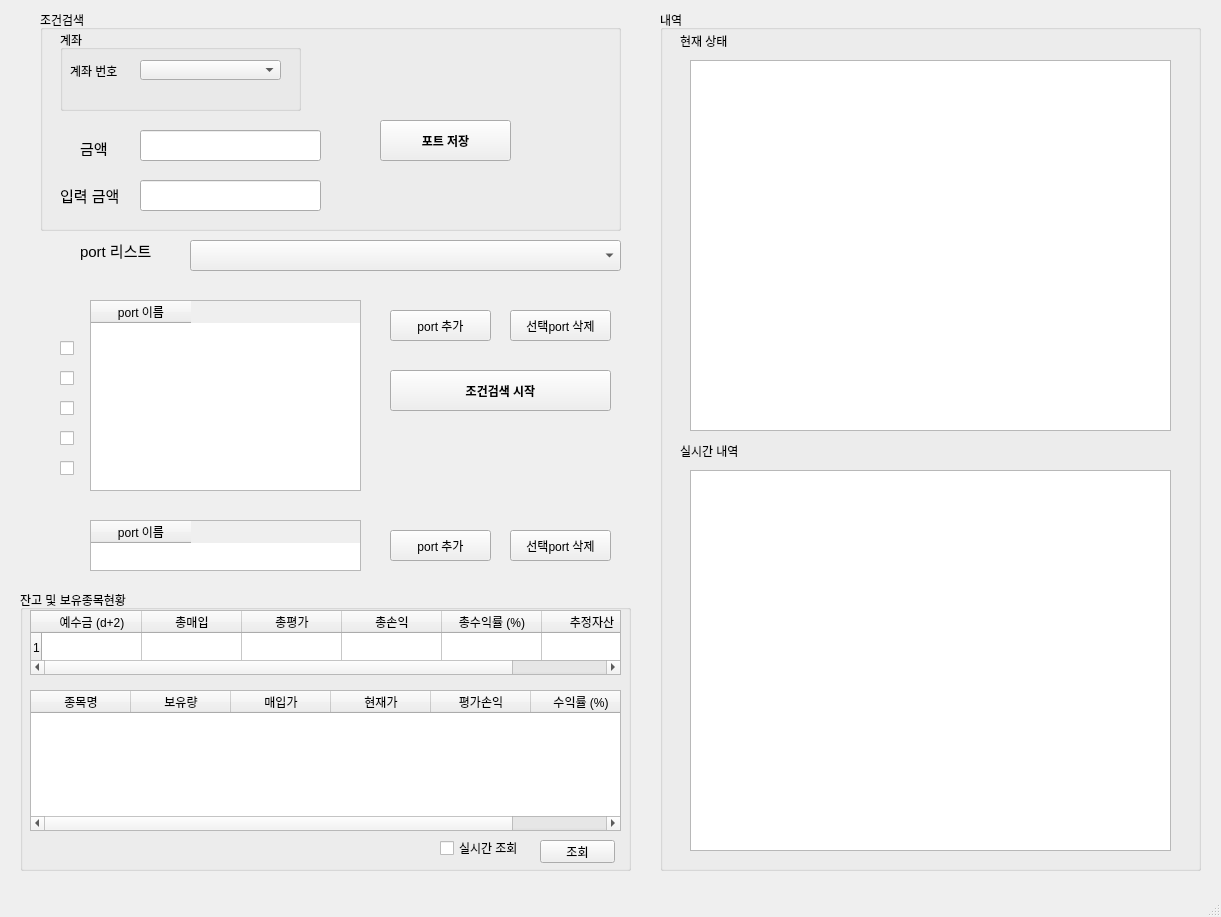
Above: exam_2.ui from sungju1572/auto_trade_4 before the change. Below: the same form after it.
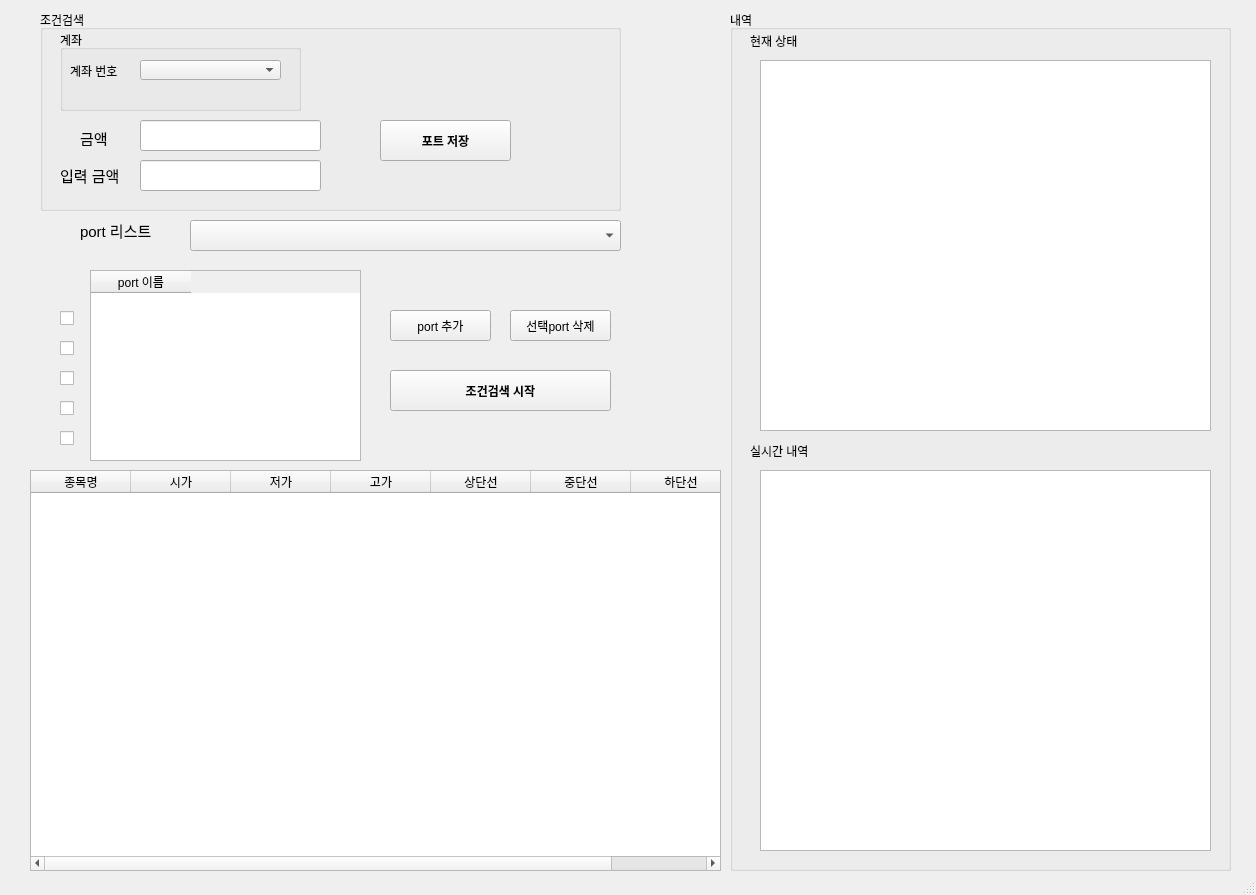
That is the form after the change. Icons and pictures are not drawn.

Commit message: ui 수정:

What changed in the file:
```diff
--- a/exam_2.ui
+++ b/exam_2.ui
@@ -6,8 +6,8 @@
    <rect>
     <x>0</x>
     <y>0</y>
-    <width>1221</width>
-    <height>917</height>
+    <width>1256</width>
+    <height>895</height>
    </rect>
   </property>
   <property name="windowTitle">
@@ -18,136 +18,13 @@
     <normaloff>../../../../../auto/icon.png</normaloff>../../../../../auto/icon.png</iconset>
   </property>
   <widget class="QWidget" name="centralwidget">
-   <widget class="QGroupBox" name="groupBox_2">
-    <property name="geometry">
-     <rect>
-      <x>20</x>
-      <y>590</y>
-      <width>611</width>
-      <height>281</height>
-     </rect>
-    </property>
-    <property name="title">
-     <string>잔고 및 보유종목현황</string>
-    </property>
-    <widget class="QTableWidget" name="tableWidget">
-     <property name="geometry">
-      <rect>
-       <x>10</x>
-       <y>20</y>
-       <width>591</width>
-       <height>65</height>
-      </rect>
-     </property>
-     <property name="rowCount">
-      <number>1</number>
-     </property>
-     <row/>
-     <column>
-      <property name="text">
-       <string>예수금 (d+2)</string>
-      </property>
-     </column>
-     <column>
-      <property name="text">
-       <string>총매입</string>
-      </property>
-     </column>
-     <column>
-      <property name="text">
-       <string>총평가</string>
-      </property>
-     </column>
-     <column>
-      <property name="text">
-       <string>총손익</string>
-      </property>
-     </column>
-     <column>
-      <property name="text">
-       <string>총수익률 (%)</string>
-      </property>
-     </column>
-     <column>
-      <property name="text">
-       <string>추정자산</string>
-      </property>
-     </column>
-    </widget>
-    <widget class="QTableWidget" name="tableWidget_2">
-     <property name="geometry">
-      <rect>
-       <x>10</x>
-       <y>100</y>
-       <width>591</width>
-       <height>141</height>
-      </rect>
-     </property>
-     <column>
-      <property name="text">
-       <string>종목명</string>
-      </property>
-     </column>
-     <column>
-      <property name="text">
-       <string>보유량</string>
-      </property>
-     </column>
-     <column>
-      <property name="text">
-       <string>매입가</string>
-      </property>
-     </column>
-     <column>
-      <property name="text">
-       <string>현재가</string>
-      </property>
-     </column>
-     <column>
-      <property name="text">
-       <string>평가손익</string>
-      </property>
-     </column>
-     <column>
-      <property name="text">
-       <string>수익률 (%)</string>
-      </property>
-     </column>
-    </widget>
-    <widget class="QPushButton" name="pushButton">
-     <property name="geometry">
-      <rect>
-       <x>520</x>
-       <y>250</y>
-       <width>75</width>
-       <height>23</height>
-      </rect>
-     </property>
-     <property name="text">
-      <string>조회</string>
-     </property>
-    </widget>
-    <widget class="QCheckBox" name="checkBox">
-     <property name="geometry">
-      <rect>
-       <x>420</x>
-       <y>250</y>
-       <width>81</width>
-       <height>16</height>
-      </rect>
-     </property>
-     <property name="text">
-      <string>실시간 조회</string>
-     </property>
-    </widget>
-   </widget>
    <widget class="QGroupBox" name="groupBox_6">
     <property name="geometry">
      <rect>
       <x>40</x>
       <y>10</y>
       <width>581</width>
-      <height>221</height>
+      <height>201</height>
      </rect>
     </property>
     <property name="title">
@@ -176,7 +53,7 @@
      <property name="geometry">
       <rect>
        <x>100</x>
-       <y>120</y>
+       <y>110</y>
        <width>181</width>
        <height>31</height>
       </rect>
@@ -191,7 +68,7 @@
      <property name="geometry">
       <rect>
        <x>40</x>
-       <y>130</y>
+       <y>120</y>
        <width>31</width>
        <height>16</height>
       </rect>
@@ -245,7 +122,7 @@
      <property name="geometry">
       <rect>
        <x>20</x>
-       <y>170</y>
+       <y>150</y>
        <width>71</width>
        <height>31</height>
       </rect>
@@ -263,7 +140,7 @@
      <property name="geometry">
       <rect>
        <x>100</x>
-       <y>170</y>
+       <y>150</y>
        <width>181</width>
        <height>31</height>
       </rect>
@@ -278,9 +155,9 @@
    <widget class="QGroupBox" name="groupBox_4">
     <property name="geometry">
      <rect>
-      <x>660</x>
+      <x>730</x>
       <y>10</y>
-      <width>541</width>
+      <width>501</width>
       <height>861</height>
      </rect>
     </property>
@@ -318,7 +195,7 @@
       <rect>
        <x>30</x>
        <y>50</y>
-       <width>481</width>
+       <width>451</width>
        <height>371</height>
       </rect>
      </property>
@@ -328,7 +205,7 @@
       <rect>
        <x>30</x>
        <y>460</y>
-       <width>481</width>
+       <width>451</width>
        <height>381</height>
       </rect>
      </property>
@@ -338,7 +215,7 @@
     <property name="geometry">
      <rect>
       <x>90</x>
-      <y>300</y>
+      <y>270</y>
       <width>271</width>
       <height>191</height>
      </rect>
@@ -358,7 +235,7 @@
     <property name="geometry">
      <rect>
       <x>60</x>
-      <y>340</y>
+      <y>310</y>
       <width>21</width>
       <height>16</height>
      </rect>
@@ -371,7 +248,7 @@
     <property name="geometry">
      <rect>
       <x>60</x>
-      <y>370</y>
+      <y>340</y>
       <width>21</width>
       <height>16</height>
      </rect>
@@ -384,7 +261,7 @@
     <property name="geometry">
      <rect>
       <x>60</x>
-      <y>400</y>
+      <y>370</y>
       <width>21</width>
       <height>16</height>
      </rect>
@@ -410,7 +287,7 @@
     <property name="geometry">
      <rect>
       <x>190</x>
-      <y>240</y>
+      <y>220</y>
       <width>431</width>
       <height>31</height>
      </rect>
@@ -457,7 +334,7 @@
     <property name="geometry">
      <rect>
       <x>80</x>
-      <y>240</y>
+      <y>220</y>
       <width>91</width>
       <height>21</height>
      </rect>
@@ -475,7 +352,7 @@
     <property name="geometry">
      <rect>
       <x>60</x>
-      <y>430</y>
+      <y>400</y>
       <width>21</width>
       <height>16</height>
      </rect>
@@ -488,7 +365,7 @@
     <property name="geometry">
      <rect>
       <x>60</x>
-      <y>460</y>
+      <y>430</y>
       <width>21</width>
       <height>16</height>
      </rect>
@@ -500,48 +377,47 @@
    <widget class="QTableWidget" name="tableWidget_4">
     <property name="geometry">
      <rect>
-      <x>90</x>
-      <y>520</y>
-      <width>271</width>
-      <height>51</height>
+      <x>30</x>
+      <y>470</y>
+      <width>691</width>
+      <height>401</height>
      </rect>
     </property>
-    <property name="font">
-     <font>
-      <pointsize>9</pointsize>
-     </font>
-    </property>
     <column>
      <property name="text">
-      <string>port 이름</string>
+      <string>종목명</string>
      </property>
     </column>
-   </widget>
-   <widget class="QPushButton" name="pushButton_4">
-    <property name="geometry">
-     <rect>
-      <x>390</x>
-      <y>530</y>
-      <width>101</width>
-      <height>31</height>
-     </rect>
-    </property>
-    <property name="text">
-     <string>port 추가</string>
-    </property>
-   </widget>
-   <widget class="QPushButton" name="pushButton_7">
-    <property name="geometry">
-     <rect>
-      <x>510</x>
-      <y>530</y>
-      <width>101</width>
-      <height>31</height>
-     </rect>
-    </property>
-    <property name="text">
-     <string>선택port 삭제</string>
-    </property>
+    <column>
+     <property name="text">
+      <string>시가</string>
+     </property>
+    </column>
+    <column>
+     <property name="text">
+      <string>저가</string>
+     </property>
+    </column>
+    <column>
+     <property name="text">
+      <string>고가</string>
+     </property>
+    </column>
+    <column>
+     <property name="text">
+      <string>상단선</string>
+     </property>
+    </column>
+    <column>
+     <property name="text">
+      <string>중단선</string>
+     </property>
+    </column>
+    <column>
+     <property name="text">
+      <string>하단선</string>
+     </property>
+    </column>
    </widget>
   </widget>
   <widget class="QStatusBar" name="statusbar"/>
```
Left out of the diff: 2 changed lines with no effect on the pictures.
